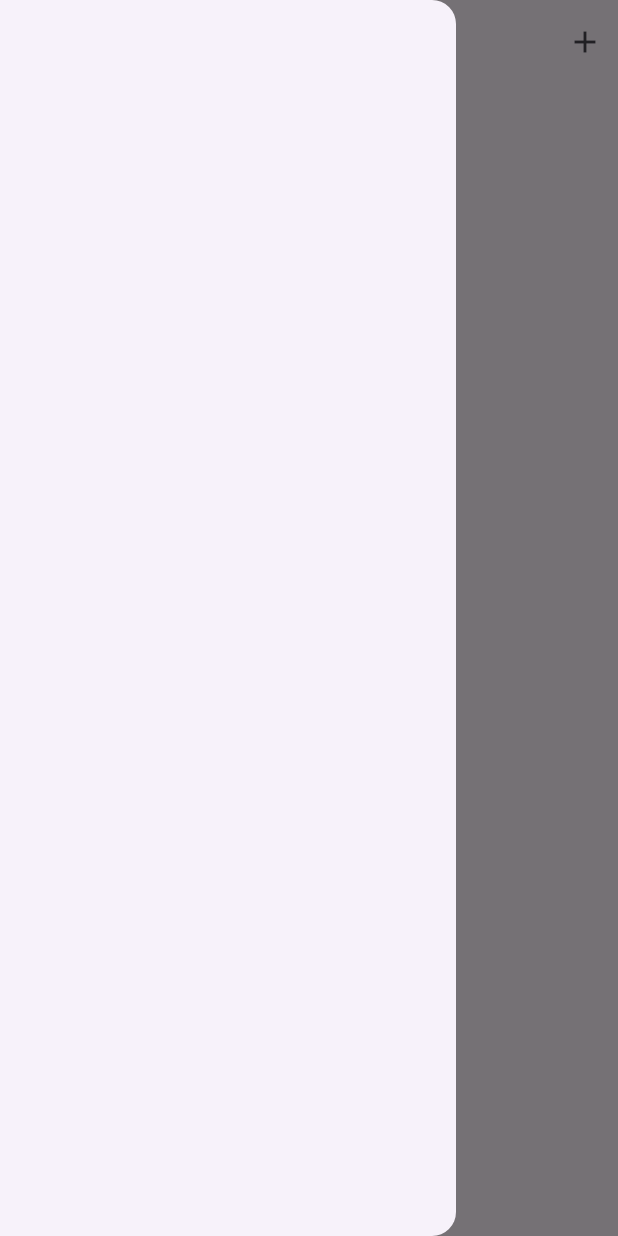
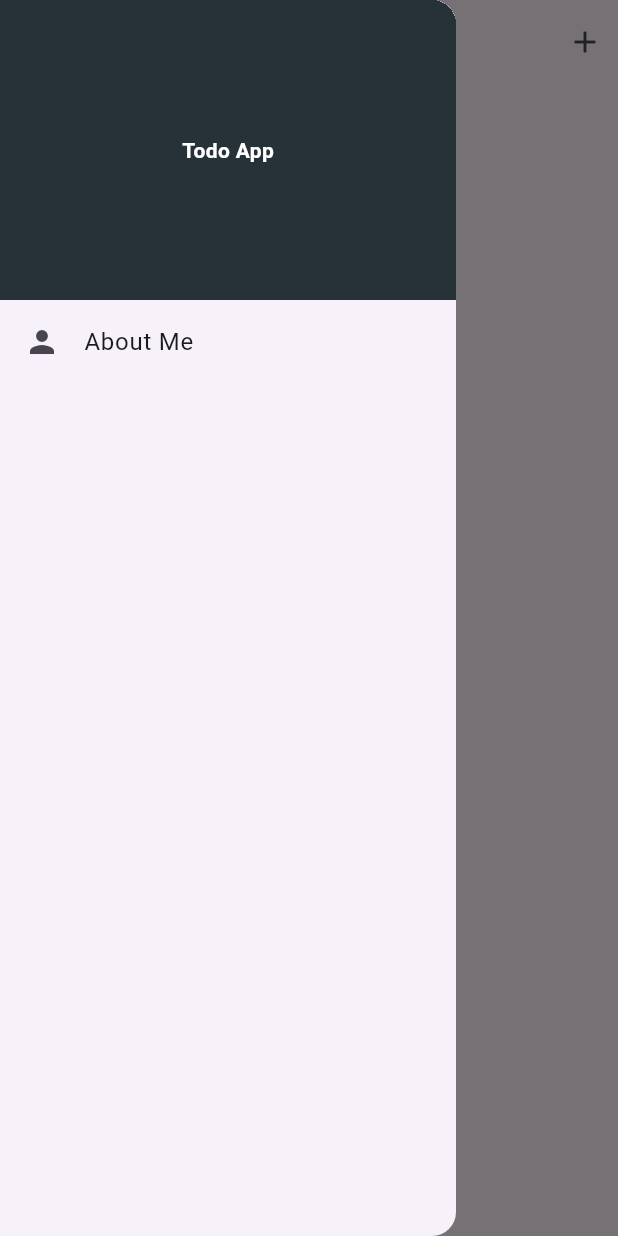
Before and after one commit to MossesAryo/Flutter_ToDo_app, a Flutter app: the screen it shows after launch, with the side drawer open, on a phone screen of 412 x 824 dp. Run offline on Flutter 3.47's test engine with Material 3 defaults, Android fonts, the phone set to English and light mode, and no system bars; our stand-ins replace shared_preferences.

Commit message:
Working On Drawer #1

```diff
--- a/lib/mainScreen.dart
+++ b/lib/mainScreen.dart
@@ -75,7 +75,25 @@ class _MainScreenState extends State<MainScreen> {
   @override
   Widget build(BuildContext context) {
     return Scaffold(
-        drawer: Drawer(),
+        drawer: Drawer(
+          child: Column(children: [
+            Container(
+              height: 200,
+              width: double.infinity,
+              color: Colors.blueGrey[900],
+              child: Center(
+                  child: Text(
+                "Todo App",
+                style:
+                    TextStyle(color: Colors.white, fontWeight: FontWeight.bold),
+              )),
+            ),
+            ListTile(
+              leading: Icon(Icons.person),
+              title: Text('About Me'),
+            )
+          ]),
+        ),
         appBar: AppBar(
           centerTitle: true,
           title: const Text('Todo App'),
```
